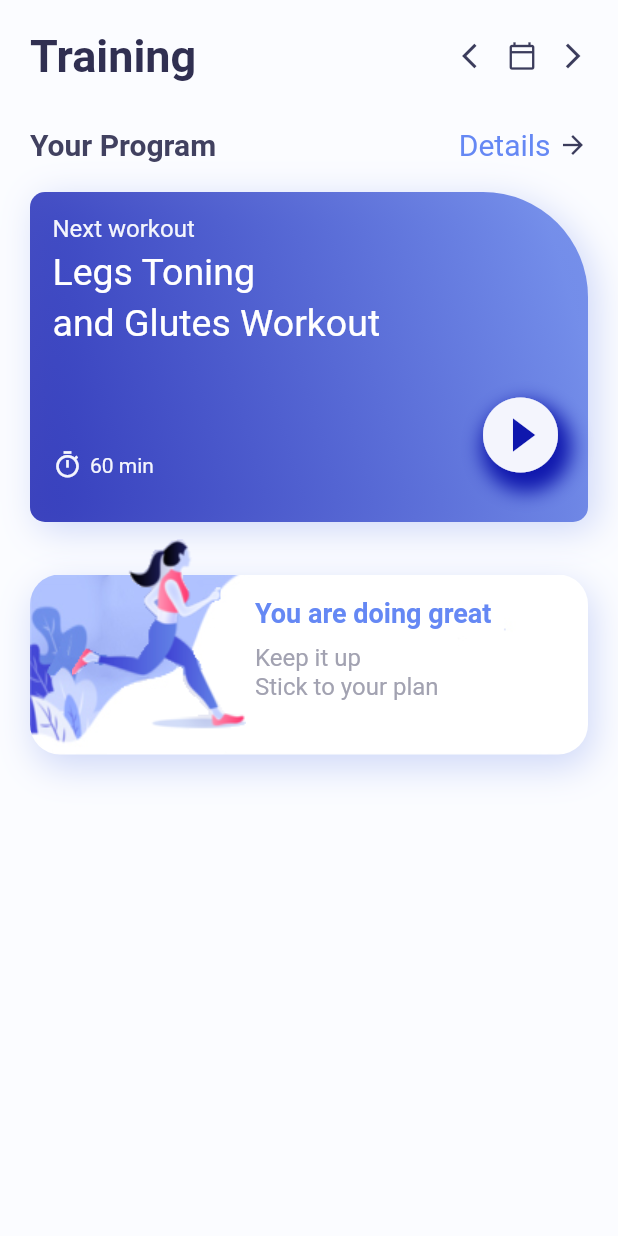
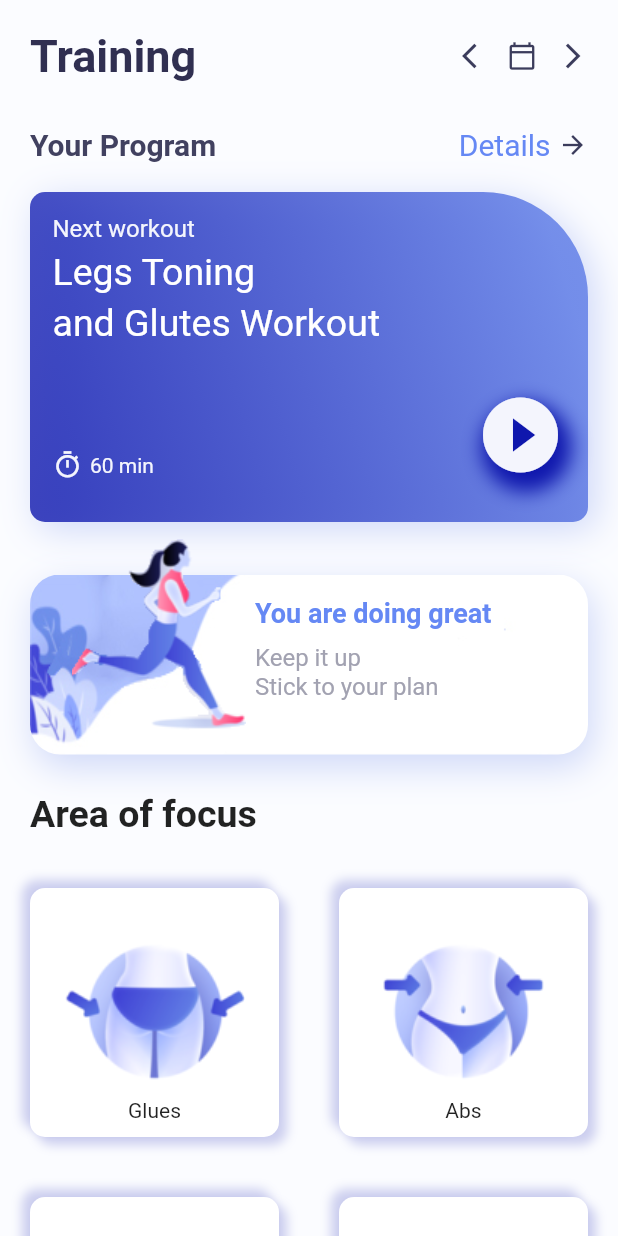
Before and after one commit to danialkhosrojerdi/video_player, a Flutter app: the screen it shows after launch, on a phone screen of 412 x 824 dp. Run offline on Flutter 3.47's test engine with Material 2 defaults, Android fonts, the phone set to English and light mode, and no system bars; our stand-ins replace get.

Commit message:
تکمیل صفحه اول و اضافه کردن صفحه دوم، اضافه کردم getx

```diff
--- a/lib/myHomePage.dart
+++ b/lib/home_page.dart
@@ -1,4 +1,8 @@
+import 'dart:convert';
+
 import 'package:flutter/material.dart';
+import 'package:get/get.dart';
+import 'package:video_player_app/video_info_page.dart';
 
 import 'colors.dart' as color;
 
@@ -78,10 +82,13 @@ class _MyHomePageState extends State<MyHomePage> {
                     SizedBox(
                       width: 5,
                     ),
-                    Icon(
-                      Icons.arrow_forward,
-                      size: 20,
-                      color: color.AppColor.homePageIcons,
+                    InkWell(
+                      onTap: () => Get.to(VideoInfo()),
+                      child: Icon(
+                        Icons.arrow_forward,
+                        size: 20,
+                        color: color.AppColor.homePageIcons,
+                      ),
                     )
                   ],
                 ),
@@ -264,7 +271,75 @@ class _MyHomePageState extends State<MyHomePage> {
                       )
                     ],
                   ),
-                )
+                ),
+                Row(
+                  children: [
+                    Text(
+                      'Area of focus',
+                      style: TextStyle(
+                        fontSize: 25,
+                        fontWeight: FontWeight.w600,
+                      ),
+                    )
+                  ],
+                ),
+                SizedBox(
+                  height: 15,
+                ),
+                Expanded(
+                    child: OverflowBox(
+                  maxWidth: MediaQuery.of(context).size.width,
+                  child: FutureBuilder(
+                      future: DefaultAssetBundle.of(context)
+                          .loadString('json/info.json'),
+                      builder: (context, snapshot) {
+                        var newData = json.decode(snapshot.data.toString());
+                        return GridView.builder(
+                          gridDelegate:
+                              SliverGridDelegateWithFixedCrossAxisCount(
+                            crossAxisCount: 2,
+                          ),
+                          itemCount: newData == null ? 0 : newData.length,
+                          itemBuilder: (_, i) {
+                            return Padding(
+                              padding: const EdgeInsets.all(20.0),
+                              child: Container(
+                                padding: EdgeInsets.only(bottom: 10),
+                                width: MediaQuery.of(context).size.width,
+                                height: 200,
+                                decoration: BoxDecoration(
+                                  borderRadius: BorderRadius.circular(10),
+                                  color: Colors.white,
+                                  image: DecorationImage(
+                                    image: AssetImage(newData[i]['img']),
+                                  ),
+                                  boxShadow: [
+                                    BoxShadow(
+                                      blurRadius: 5,
+                                      color: color.AppColor.gradientFirst
+                                          .withOpacity(0.2),
+                                      offset: Offset(5, 5),
+                                    ),
+                                    BoxShadow(
+                                      blurRadius: 5,
+                                      color: color.AppColor.gradientFirst
+                                          .withOpacity(0.2),
+                                      offset: Offset(-5, -5),
+                                    )
+                                  ],
+                                ),
+                                child: Center(
+                                  child: Align(
+                                    alignment: Alignment.bottomCenter,
+                                    child: Text(newData[i]['title']),
+                                  ),
+                                ),
+                              ),
+                            );
+                          },
+                        );
+                      }),
+                ))
               ],
             ),
           ),
--- a/lib/main.dart
+++ b/lib/main.dart
@@ -1,6 +1,6 @@
 import 'package:flutter/material.dart';
-
-import 'MyHomePage.dart';
+import 'package:get/get.dart';
+import 'package:video_player_app/home_page.dart';
 
 void main() {
   runApp(MyApp());
@@ -10,7 +10,7 @@ class MyApp extends StatelessWidget {
   // This widget is the root of your application.
   @override
   Widget build(BuildContext context) {
-    return MaterialApp(
+    return GetMaterialApp(
       debugShowCheckedModeBanner: false,
       title: 'Flutter Demo',
       theme: ThemeData(
--- a/pubspec.yaml
+++ b/pubspec.yaml
@@ -23,6 +23,7 @@ environment:
 dependencies:
   flutter:
     sdk: flutter
+  get:
 
 
   # The following adds the Cupertino Icons font to your application.
@@ -47,6 +48,7 @@ flutter:
   # To add assets to your application, add an assets section, like this:
   assets:
     - assets/
+    - json/
   #   - images/a_dot_ham.jpeg
 
   # An image asset can refer to one or more resolution-specific "variants", see
```
Also changed, not shown: json/info.json (+26 -0 lines), json/videoinfo.json (+4 -5 lines), lib/video_info_page.dart (added, +221 -0 lines), pubspec.lock.
